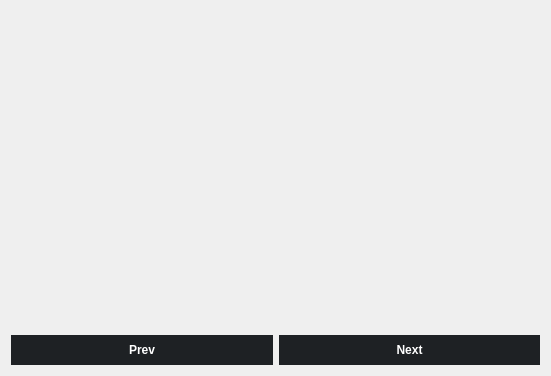
Before: the Qt Designer form deck.ui in dparker2/StudyGroup, drawn with Qt 5.
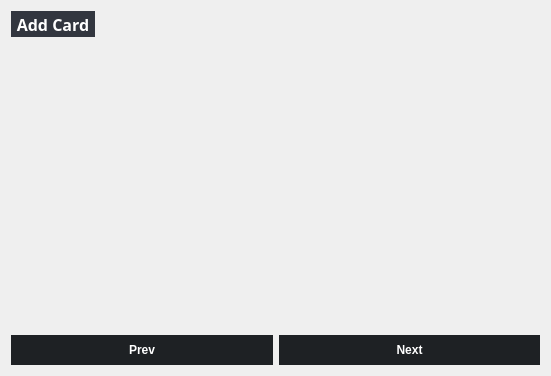
After: the same form once the commit is applied.

Commit message: moving around buttons

Patch:
```diff
--- a/deck.ui
+++ b/deck.ui
@@ -13,11 +13,59 @@
   <property name="windowTitle">
    <string>Form</string>
   </property>
-  <layout class="QVBoxLayout" name="verticalLayout">
-   <item>
+  <layout class="QGridLayout" name="gridLayout">
+   <item row="0" column="0">
+    <layout class="QHBoxLayout" name="horizontalLayout_2">
+     <item>
+      <widget class="QToolButton" name="add_cart_btn">
+       <property name="enabled">
+        <bool>true</bool>
+       </property>
+       <property name="font">
+        <font>
+         <family>Trebuchet MS</family>
+         <pointsize>12</pointsize>
+         <weight>75</weight>
+         <italic>false</italic>
+         <bold>true</bold>
+        </font>
+       </property>
+       <property name="styleSheet">
+        <string notr="true">QToolButton {
+background-color: rgb(50, 54, 63);
+color: white; 
+font:bold;
+border: 0px;
+}
+
+QToolButton:hover {
+	background-color: rgba(0, 127, 177, 0.6);
+}</string>
+       </property>
+       <property name="text">
+        <string>Add Card</string>
+       </property>
+      </widget>
+     </item>
+     <item>
+      <spacer name="horizontalSpacer">
+       <property name="orientation">
+        <enum>Qt::Horizontal</enum>
+       </property>
+       <property name="sizeHint" stdset="0">
+        <size>
+         <width>40</width>
+         <height>20</height>
+        </size>
+       </property>
+      </spacer>
+     </item>
+    </layout>
+   </item>
+   <item row="1" column="0">
     <widget class="QStackedWidget" name="stackedWidget_card_edit"/>
    </item>
-   <item>
+   <item row="2" column="0">
     <layout class="QHBoxLayout" name="horizontalLayout">
      <item>
       <widget class="QPushButton" name="prev_btn">
```
The commit also changes 13 other files.
